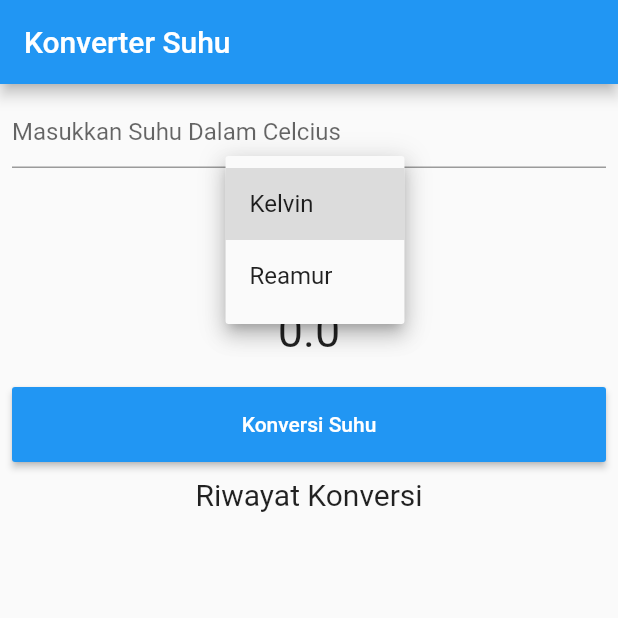
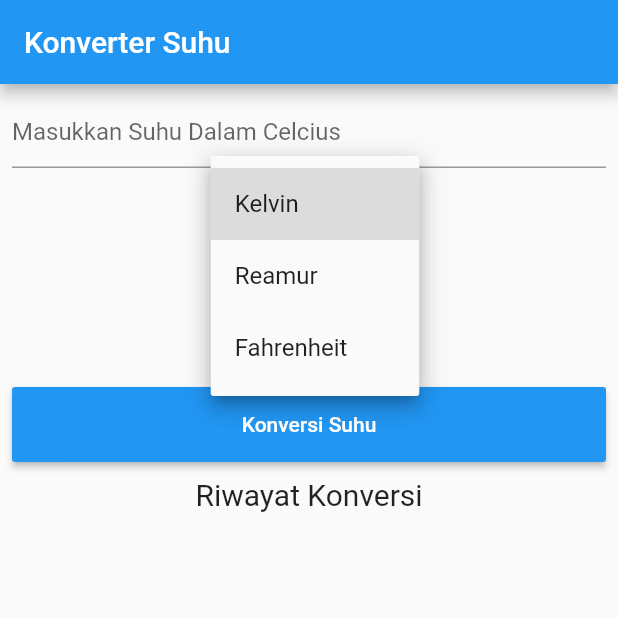
Before and after one commit to Evina08/flutter_state, a Flutter app: the screen it shows after launch, after a tap on "Kelvin", on a phone screen of 412 x 824 dp, the top half of it. Run offline on Flutter 3.47's test engine with Material 2 defaults, Android fonts, the phone set to English and light mode, and no system bars.

Commit message:
Extract widget riwayat

```diff
--- a/lib/main.dart
+++ b/lib/main.dart
@@ -3,6 +3,7 @@ import 'package:flutter/services.dart';
 import 'input.dart';
 import 'convert.dart';
 import 'result.dart';
+import 'riwayat.dart';
 
 void main() {
   runApp(MyApp());
@@ -24,14 +25,16 @@ class _MyAppState extends State<MyApp> {
   double _inputSuhu = 0;
   double _kelvin = 0;
   double _reamor = 0;
-  var listItem = ["Kelvin", "Reamur"];
+  var listItem = ["Kelvin", "Reamur", "Fahrenheit"];
   void _hitungSuhu() {
     setState(() {
       _inputSuhu = double.parse(suhu.text);
       if (_newValue == "Kelvin")
         _result = _inputSuhu + 273;
+      else if (_newValue == "Reamur")
+        _result = (4 / 5) * _inputSuhu;
       else
-        _result = (4 / 5) * _inputSuhu;
+        _result = (_inputSuhu * 9 / 5) + 32;
       listViewItem.add("$_newValue : $_result");
     });
   }
@@ -64,6 +67,7 @@ class _MyAppState extends State<MyApp> {
                 onChanged: (String changeValue) {
                   setState(() {
                     _newValue = changeValue;
+                    _hitungSuhu();
                   });
                 },
               ),
@@ -77,15 +81,7 @@ class _MyAppState extends State<MyApp> {
                 ),
               ),
               Expanded(
-                child: ListView(
-                    children: listViewItem.map((String value) {
-                  return Container(
-                      margin: EdgeInsets.all(10),
-                      child: Text(
-                        value,
-                        style: TextStyle(fontSize: 15),
-                      ));
-                }).toList()),
+                child: Riwayat(listViewItem: listViewItem),
               ),
             ],
           ),
--- /dev/null
+++ b/lib/riwayat.dart
@@ -0,0 +1,24 @@
+import 'package:flutter/material.dart';
+import 'package:flutter/services.dart';
+
+class Riwayat extends StatelessWidget {
+  const Riwayat({
+    Key key,
+    @required this.listViewItem,
+  }) : super(key: key);
+
+  final List<String> listViewItem;
+
+  @override
+  Widget build(BuildContext context) {
+    return ListView(
+        children: listViewItem.map((String value) {
+      return Container(
+          margin: EdgeInsets.all(10),
+          child: Text(
+            value,
+            style: TextStyle(fontSize: 15),
+          ));
+    }).toList());
+  }
+}
```
